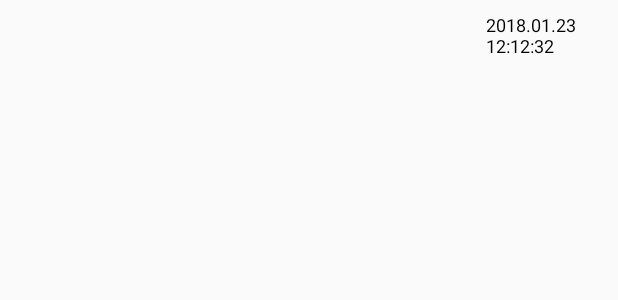
After one commit to leoyuuu/MySqlClient, an Android app: the layout sql_log_item.xml on its own in the app's theme, with its tools: preview values and no code run, on a phone screen of 412 x 824 dp. The commit adds this screen. Shown: the top 300 px of the screen. Run offline under Robolectric (Android 15) with nearby library versions, the phone set to English and light mode, and no system bars.

Commit message:
历史记录

```diff
--- a/app/src/main/java/me/leoyuu/mysqlclient/util/Util.kt
+++ b/app/src/main/java/me/leoyuu/mysqlclient/util/Util.kt
@@ -3,6 +3,8 @@ package me.leoyuu.mysqlclient.util
 import android.support.annotation.StringRes
 import android.widget.Toast
 import me.leoyuu.mysqlclient.App
+import java.text.SimpleDateFormat
+import java.util.*
 
 /**
  * date 2018/2/25
@@ -11,7 +13,11 @@ import me.leoyuu.mysqlclient.App
  * @author leoyuu
  */
 object Util {
+    private val dateFormat = SimpleDateFormat("YYYY.MM.dd HH:mm:ss", Locale.CHINA)
+
     fun showToast(@StringRes msg:Int) = Toast.makeText(App.app, msg, Toast.LENGTH_SHORT).show()
     fun showToast(msg:String) = Toast.makeText(App.app, msg, Toast.LENGTH_SHORT).show()
     fun dp2pix(dp:Int) = (App.app.resources.displayMetrics.density * dp).toInt()
+
+    fun formatDate(time: Long) = dateFormat.format(Date(time))
 }
--- /dev/null
+++ b/app/src/main/res/layout/sql_log_item.xml
@@ -0,0 +1,37 @@
+<?xml version="1.0" encoding="utf-8"?>
+<LinearLayout xmlns:android="http://schemas.android.com/apk/res/android"
+    xmlns:tools="http://schemas.android.com/tools"
+    android:layout_width="match_parent"
+    android:layout_height="wrap_content"
+    android:orientation="horizontal"
+    tools:context="me.leoyuu.mysqlclient.module.log.LogActivity">
+
+    <TextView
+        android:id="@+id/sql_log_item_sql"
+        android:layout_width="0dp"
+        android:layout_height="wrap_content"
+        android:layout_weight="1"
+        android:padding="8dp"
+        android:textColor="@color/md_black_color_code"
+        android:textIsSelectable="true"
+        android:textSize="12sp" />
+
+    <TextView
+        android:id="@+id/sql_log_item_res"
+        android:layout_width="0dp"
+        android:layout_height="wrap_content"
+        android:layout_weight="1"
+        android:padding="8dp"
+        android:textColor="@color/md_black_color_code"
+        android:textIsSelectable="true"
+        android:textSize="12sp" />
+
+    <TextView
+        android:id="@+id/sql_log_item_time"
+        android:layout_width="96dp"
+        android:layout_height="wrap_content"
+        android:padding="8dp"
+        android:textColor="@color/md_black_color_code"
+        android:textSize="12sp"
+        tools:text="2018.01.23 12:12:32" />
+</LinearLayout>
```
Also changed, not shown: app/src/main/java/me/leoyuu/mysqlclient/model/RecorderModel.kt (deleted, +0 -10 lines), app/src/main/java/me/leoyuu/mysqlclient/module/log/Adapter.kt (added, +41 -0 lines), app/src/main/java/me/leoyuu/mysqlclient/module/log/Holder.kt (added, +26 -0 lines), app/src/main/java/me/leoyuu/mysqlclient/module/log/LogActivity.kt (+19 -1 lines), app/src/main/java/me/leoyuu/mysqlclient/sql/MySql.kt (+6 -6 lines), app/src/main/java/me/leoyuu/mysqlclient/store/DbHelper.kt (added, +51 -0 lines), app/src/main/java/me/leoyuu/mysqlclient/store/entity/RecorderModel.kt (added, +17 -0 lines).
